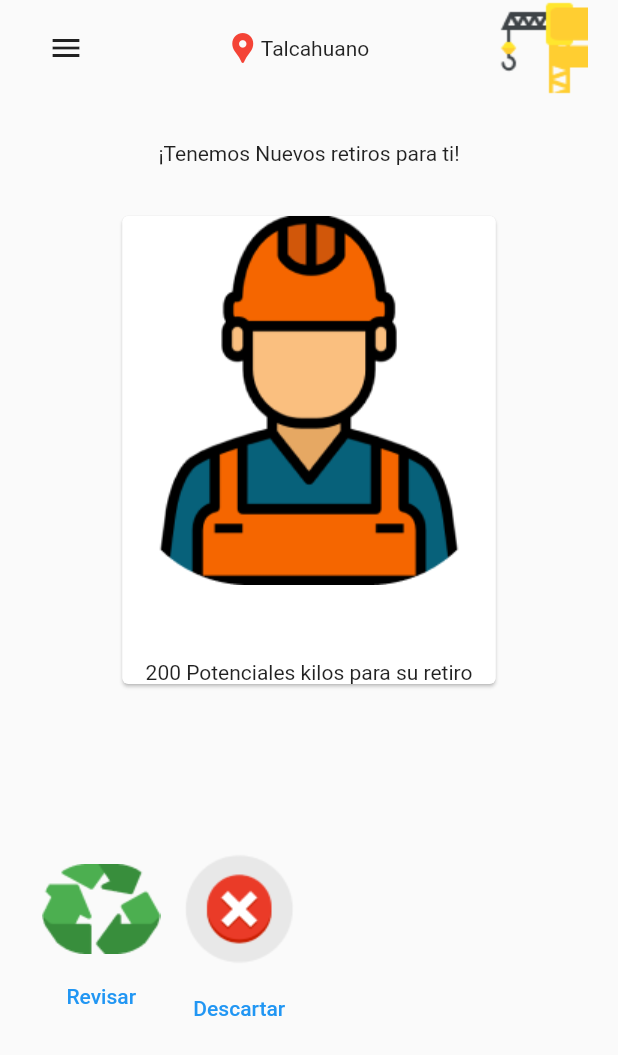
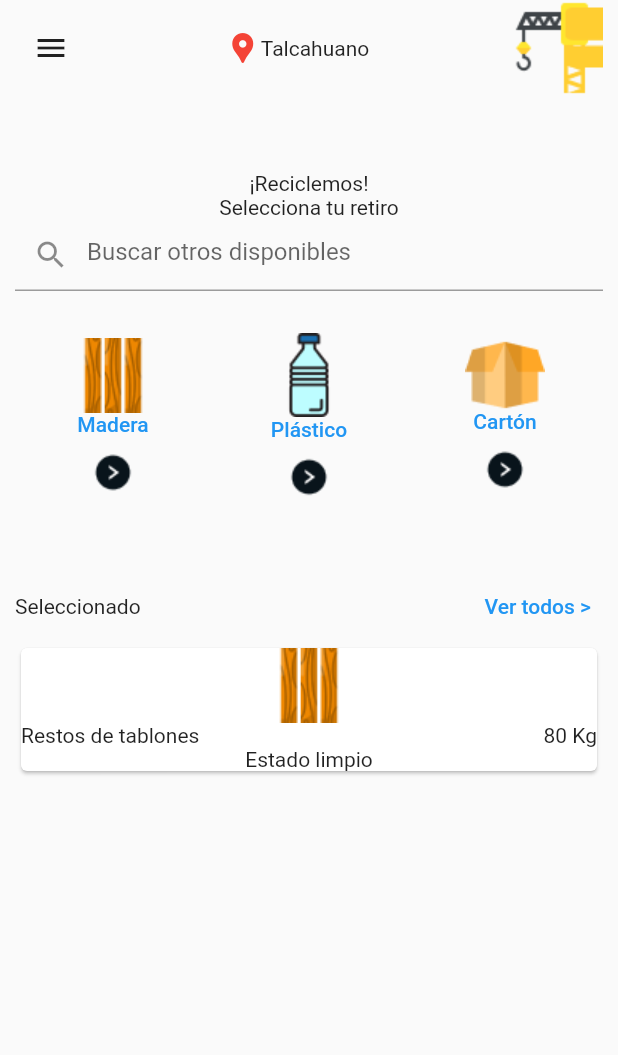
Before and after one commit to rpf1975/ProtoConstru, a Flutter app: the screen it shows after launch, after a tap on "Revisar", on a phone screen of 412 x 824 dp. Shown: the top 1055 px of the screen. Run offline on Flutter 3.47's test engine with Material 2 defaults, Android fonts, the phone set to English and light mode, and no system bars.

Commit message:
Home ready

```diff
--- a/lib/views/aviso.dart
+++ b/lib/views/aviso.dart
@@ -1,4 +1,8 @@
+import 'dart:math';
+
 import 'package:flutter/material.dart';
+import 'package:flutter_applicatio_prototipo_extremo/views/home.dart';
+import 'package:flutter_applicatio_prototipo_extremo/views/widgets/topbar.dart';
 
 class AvisoPage extends StatelessWidget {
   const AvisoPage({ Key? key }) : super(key: key);
@@ -14,28 +18,7 @@ class AvisoPage extends StatelessWidget {
           ),
           child: Column(
             children: [
-              Row(
-                mainAxisAlignment: MainAxisAlignment.spaceBetween,
-                children: [
-                  IconButton(
-                    onPressed: () => {},
-                    icon: Icon(Icons.menu)
-                  ),
-                  Row(
-                    children: [
-                      Icon(
-                        Icons.location_pin,
-                        color: Colors.red,
-                      ),
-                      Text("Talcahuano")
-                    ],
-                  ),
-                  //TODO: IMAGE
-                  Image(
-                    image: AssetImage("assets/maquina.png"),
-                  )
-                ],
-              ),
+              TopBar(),
               SizedBox(
                 height: 30,
               ),
@@ -53,15 +36,23 @@ class AvisoPage extends StatelessWidget {
                       ),
                     ),
                     SizedBox(height: 50,),
-                    Text("200 Potenciales kilos para su retiro")
+                    Text("${Random().nextInt(200) + 10} Potenciales kilos para su retiro")
                   ],
                 ),
               ),
               SizedBox(height: 100,),
-              Row(
+              Container(
+                margin: EdgeInsets.only(
+                  left: 40,
+                  right: 40
+                ),
+                child: Row(
+                  mainAxisAlignment: MainAxisAlignment.spaceBetween,
                   children: [
                     TextButton(
-                    onPressed: () => {},
+                      onPressed: () => {
+                        Navigator.of(context).push(MaterialPageRoute(builder: (__) => HomePage()))
+                      },
                       child: Column(
                         children: [
                           Image(
@@ -73,7 +64,9 @@ class AvisoPage extends StatelessWidget {
                       ),
                     ),
                     TextButton(
-                    onPressed: () => {},
+                      onPressed: () => {
+                        // TODO: Cerrar app
+                      },
                       child: Column(
                         children: [
                           Image(
@@ -85,6 +78,7 @@ class AvisoPage extends StatelessWidget {
                       ),
                     )
                   ],
+                ),
               )
             ],
           ),
--- a/lib/views/home.dart
+++ b/lib/views/home.dart
@@ -0,0 +1,103 @@
+import 'dart:math';
+
+import 'package:flutter/material.dart';
+import 'package:flutter/services.dart';
+import 'package:flutter_applicatio_prototipo_extremo/views/widgets/topbar.dart';
+
+class HomePage extends StatelessWidget {
+  const HomePage({ Key? key }) : super(key: key);
+
+  @override
+  Widget build(BuildContext context) {
+    return Scaffold(
+      body: SafeArea(
+        child: Container(
+          margin: EdgeInsets.only(
+            left: 10,
+            right: 10
+          ),
+          child: Column(
+            children: [
+              TopBar(),
+              SizedBox(height: 50),
+              Text("¡Reciclemos!"),
+              Text("Selecciona tu retiro"),
+              TextField(
+                decoration: InputDecoration(
+                  prefixIcon: Icon(Icons.search),
+                  hintText: "Buscar otros disponibles"
+                ),
+              ),
+              SizedBox(height: 20,),
+              Row(
+                mainAxisAlignment: MainAxisAlignment.spaceAround,
+                children: [
+                  CategoryButton(text: "Madera", assetImageUrl: "assets/madera.png"),
+                  CategoryButton(text: "Plástico", assetImageUrl: "assets/botella-de-plastico 1.png"),
+                  CategoryButton(text: "Cartón", assetImageUrl: "assets/abierto 1.png")
+                ]
+              ),
+              SizedBox(height: 30,),
+              Row(
+                mainAxisAlignment: MainAxisAlignment.spaceBetween,
+                children: [
+                  Text("Seleccionado"),
+                  TextButton(onPressed: () => {}, child: Text("Ver todos >"))
+                ],
+              ),
+              Card(
+                child: Container(
+                  child: Column(
+                    children: [
+                      Container(
+                        child: Image(image: AssetImage("assets/madera.png"),),
+                      ),
+                      Row(
+                        mainAxisAlignment: MainAxisAlignment.spaceBetween,
+                        children: [
+                          Text("Restos de tablones"),
+                          Text("${Random().nextInt(90) + 10} Kg"),
+                        ]
+                      ),
+                      Text("Estado limpio") // TODO: Limpio, sucio, ...
+                    ],
+                  ),
+                ),
+              )
+            ],
+          ),
+        ),
+      ),
+    );
+  }
+}
+
+class CategoryButton extends StatelessWidget {
+  const CategoryButton({
+    Key? key, required this.text, required this.assetImageUrl,
+  }) : super(key: key);
+
+  final String text;
+  final String assetImageUrl;
+
+  @override
+  Widget build(BuildContext context) {
+    return TextButton(
+      onPressed: () => {},
+      child: Container(
+        child: Column(
+          children: [
+            Image(image: AssetImage(assetImageUrl),),
+            Text(text),
+            TextButton(
+              onPressed: () => {},
+              child: Container(
+                child: Image(image: AssetImage("assets/boton.png"),),
+              )
+            )
+          ]
+        ),
+      ),
+    );
+  }
+}
--- /dev/null
+++ b/lib/views/widgets/topbar.dart
@@ -0,0 +1,30 @@
+import 'package:flutter/material.dart';
+
+class TopBar extends StatelessWidget {
+  const TopBar({ Key? key }) : super(key: key);
+
+  @override
+  Widget build(BuildContext context) {
+    return Row(
+      mainAxisAlignment: MainAxisAlignment.spaceBetween,
+      children: [
+        IconButton(
+          onPressed: () => {},
+          icon: Icon(Icons.menu)
+        ),
+        Row(
+          children: [
+            Icon(
+              Icons.location_pin,
+              color: Colors.red,
+            ),
+            Text("Talcahuano")
+          ],
+        ),
+        Image(
+          image: AssetImage("assets/maquina.png"),
+        )
+      ],
+    );
+  }
+}
```
Also changed, not shown: assets/boton.png (renamed from assets/ant-design_right-circle-filled.png), assets/madera.png (renamed from assets/tabla-de-madera 1.png). Lines whose indentation alone changed are shown as unchanged.
